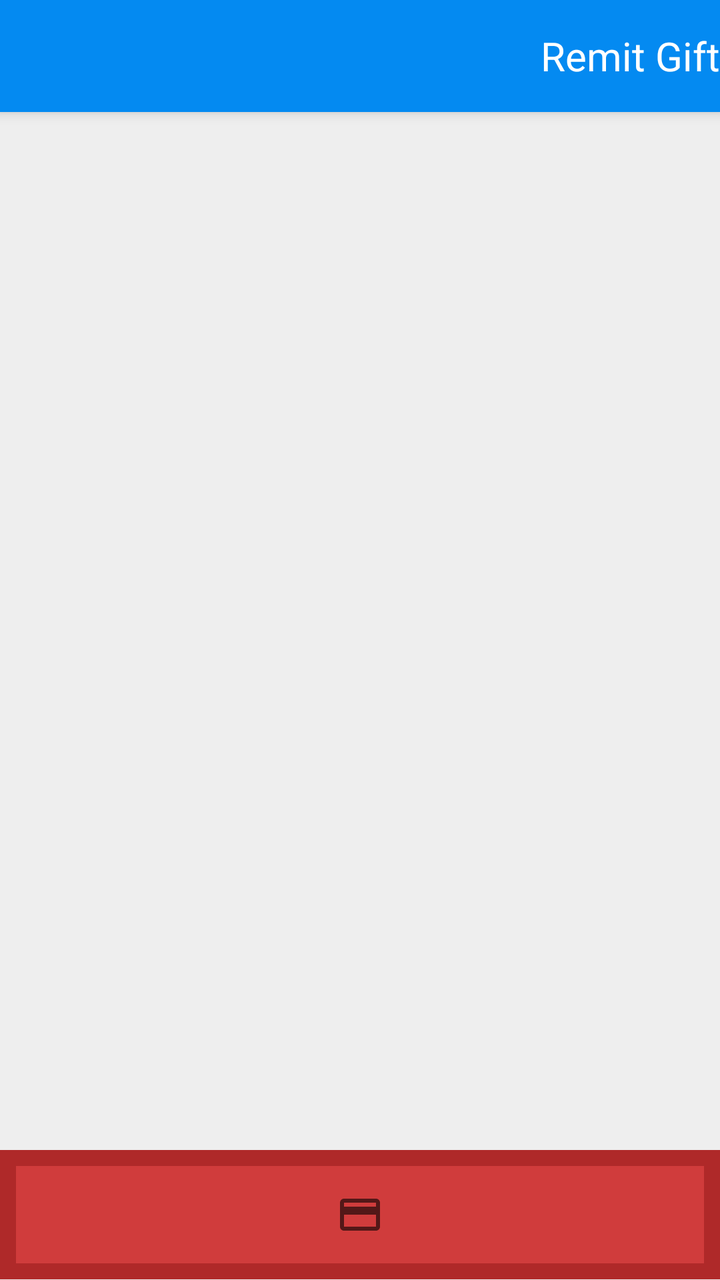
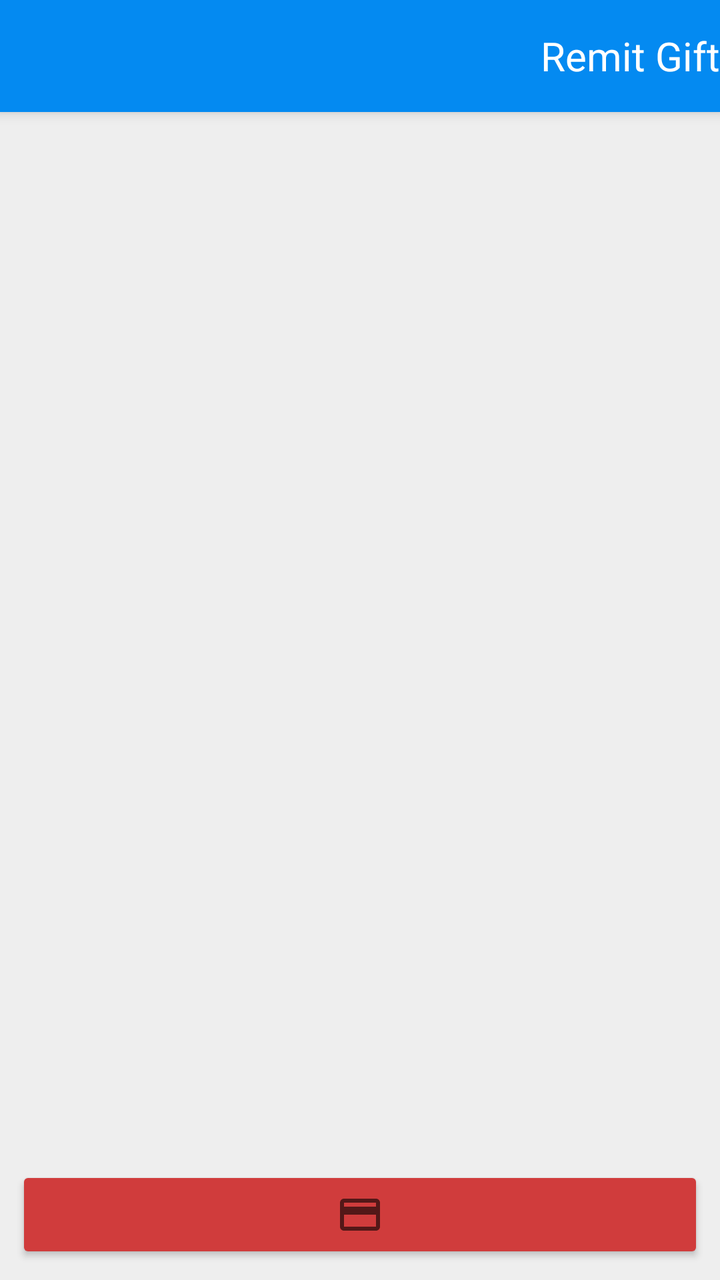

Compare the two renders of this Android layout. The source of the first and the diff that turns it into the second are given below.
<!-- AndroidManifest.xml: activity theme AppTheme.NoActionBar -->
<!-- res/layout/activity_remit.xml -->
<?xml version="1.0" encoding="utf-8"?>
<androidx.coordinatorlayout.widget.CoordinatorLayout
    xmlns:android="http://schemas.android.com/apk/res/android"
    xmlns:app="http://schemas.android.com/apk/res-auto"
    xmlns:tools="http://schemas.android.com/tools"
    android:layout_width="match_parent"
    android:layout_height="match_parent"
    android:fitsSystemWindows="true"
    android:background="@color/colorChalk"
    tools:context=".view.RemitActivity">

    <com.google.android.material.appbar.AppBarLayout
        android:id="@+id/remit_appbar"
        android:layout_width="match_parent"
        android:layout_height="wrap_content"
        android:theme="@style/AppTheme.AppBarOverlay">

        <androidx.appcompat.widget.Toolbar
            android:id="@+id/remit_toolbar"
            android:layout_width="match_parent"
            android:layout_height="?attr/actionBarSize"
            app:popupTheme="@style/AppTheme.PopupOverlay">

            <TextView
                android:layout_width="match_parent"
                android:layout_height="match_parent"
                android:gravity="end|center_vertical"
                android:textSize="@dimen/text_size_paragraph_title"
                android:textColor="#fff"
                android:text="@string/title_activity_remit"
                style="@style/AppTheme.AppBarOverlay"/>

        </androidx.appcompat.widget.Toolbar>

    </com.google.android.material.appbar.AppBarLayout>

    <FrameLayout
        android:layout_width="match_parent"
        android:layout_height="match_parent"
        app:layout_behavior="@string/appbar_scrolling_view_behavior">

        <ProgressBar
            android:id="@+id/remit_progress_bar"
            android:layout_width="match_parent"
            android:layout_height="16dp"
            android:indeterminate="true"
            android:indeterminateTintMode="src_atop"
            android:indeterminateTint="@color/colorCheer"
            android:visibility="gone"
            android:layout_gravity="center"
            style="?android:attr/progressBarStyleHorizontal" />

        <LinearLayout
            android:layout_width="match_parent"
            android:layout_height="match_parent"
            android:orientation="vertical">

            <androidx.recyclerview.widget.RecyclerView
                android:id="@+id/remit_list"
                android:layout_width="match_parent"
                android:layout_height="0dp"
                android:layout_weight=".8"
                app:layoutManager="androidx.recyclerview.widget.LinearLayoutManager"
                tools:listitem="@layout/item_index" />

            <FrameLayout
                android:id="@+id/remit_action_wrapper"
                android:layout_width="match_parent"
                android:layout_height="0dp"
                android:layout_weight=".1"
                android:padding="8dp"
                android:background="@color/colorAttentionDark">

                <ImageButton
                    android:id="@+id/remit_action_bar"
                    android:layout_width="match_parent"
                    android:layout_height="match_parent"
                    android:layout_gravity="start|center_vertical"
                    android:background="@color/colorAttention"
                    android:gravity="center"
                    android:src="@drawable/baseline_credit_card_24"
                    style="@style/Widget.AppCompat.Button"/>

            </FrameLayout>

        </LinearLayout>

    </FrameLayout>

</androidx.coordinatorlayout.widget.CoordinatorLayout>
<!-- res/layout/item_index.xml (included above) -->
<?xml version="1.0" encoding="utf-8"?>
<androidx.constraintlayout.widget.ConstraintLayout
    xmlns:android="http://schemas.android.com/apk/res/android"
    xmlns:app="http://schemas.android.com/apk/res-auto"
    android:id="@+id/spawn_item_view"
    android:layout_width="match_parent"
    android:layout_height="125dp"
    android:layout_margin="2dp"
    android:background="#fff">

        <TextView
            android:id="@+id/spawn_item_primary"
            android:layout_width="0dp"
            android:layout_height="55dp"
            android:layout_margin="4dp"
            android:ellipsize="end"
            android:scrollHorizontally="true"
            android:textAppearance="?attr/textAppearanceListItem"
            android:textSize="@dimen/text_size_paragraph_title"
            app:layout_constraintEnd_toEndOf="parent"
            app:layout_constraintHorizontal_bias="0.473"
            app:layout_constraintStart_toStartOf="parent"
            app:layout_constraintTop_toTopOf="parent" />

        <LinearLayout
            android:id="@+id/spawn_item_details"
            android:layout_width="0dp"
            android:layout_height="64dp"
            android:orientation="vertical"
            android:layout_margin="4dp"
            app:layout_constraintHorizontal_bias="1.0"
            app:layout_constraintEnd_toStartOf="@+id/relativeLayout"
            app:layout_constraintStart_toStartOf="parent"
            app:layout_constraintTop_toBottomOf="@+id/spawn_item_primary"
            app:layout_constraintBottom_toBottomOf="parent">

            <TextView
                android:id="@+id/spawn_item_secondary"
                android:layout_width="match_parent"
                android:layout_height="32dp"
                android:textAppearance="?attr/textAppearanceListItem" />

            <TextView
                android:id="@+id/spawn_item_tertiary"
                android:layout_width="match_parent"
                android:layout_height="32dp"
                android:textAppearance="?attr/textAppearanceListItem"/>

        </LinearLayout>

        <RelativeLayout
            android:id="@+id/relativeLayout"
            android:layout_width="77dp"
            android:layout_height="62dp"
            android:layout_margin="4dp"
            app:layout_constraintBottom_toBottomOf="parent"
            app:layout_constraintEnd_toEndOf="parent"
            app:layout_constraintHorizontal_bias="1.0"
            app:layout_constraintStart_toEndOf="@+id/spawn_item_details">

            <ImageView
                android:id="@+id/spawn_item_logo"
                android:layout_width="wrap_content"
                android:layout_height="300dp"
                android:adjustViewBounds="true"
                android:contentDescription="@string/description_charity_logo" />

        </RelativeLayout>

</androidx.constraintlayout.widget.ConstraintLayout>
<!-- resources referenced by this layout -->
<resources>
  <color name="colorAttention">#D03C3C</color>
  <color name="colorAttentionDark">#AF2929</color>
  <color name="colorChalk">#EEE</color>
  <color name="colorCheer">#F7BA28</color>
  <dimen name="text_size_paragraph_title">20sp</dimen>
  <!-- drawable baseline_credit_card_24 (drawable) -->
  <vector xmlns:android="http://schemas.android.com/apk/res/android"
          android:width="24dp"
          android:height="24dp"
          android:viewportWidth="24.0"
          android:viewportHeight="24.0"
          android:tint="?attr/colorControlNormal">
      <path
          android:fillColor="@android:color/white"
          android:pathData="M20,4L4,4c-1.11,0 -1.99,0.89 -1.99,2L2,18c0,1.11 0.89,2 2,2h16c1.11,0 2,-0.89 2,-2L22,6c0,-1.11 -0.89,-2 -2,-2zM20,18L4,18v-6h16v6zM20,8L4,8L4,6h16v2z"/>
  </vector>
  <string name="description_charity_logo">This is the logo that corresponds to the listed charity</string>
  <string name="title_activity_remit">Remit Gift</string>
  <style name="AppTheme.AppBarOverlay" parent="ThemeOverlay.AppCompat.Dark.ActionBar" />
  <style name="AppTheme.PopupOverlay" parent="@android:style/Widget.PopupMenu">
          <item name="android:background">@color/colorPrimary</item>
      </style>
  <style name="AppTheme.NoActionBar">
          <item name="windowActionBar">false</item>
          <item name="windowNoTitle">true</item>
      </style>
  <color name="colorPrimary">#048AF1</color>
</resources>

<!-- the commit's change to res/layout/activity_remit.xml (unified diff, before → after) -->
@@ -69,14 +69,14 @@
                 android:layout_height="0dp"
                 android:layout_weight=".1"
                 android:padding="8dp"
-                android:background="@color/colorAttentionDark">
+                android:backgroundTint="@color/colorAttentionDark">
 
                 <ImageButton
                     android:id="@+id/remit_action_bar"
                     android:layout_width="match_parent"
                     android:layout_height="match_parent"
                     android:layout_gravity="start|center_vertical"
-                    android:background="@color/colorAttention"
+                    android:backgroundTint="@color/colorAttention"
                     android:gravity="center"
                     android:src="@drawable/baseline_credit_card_24"
                     style="@style/Widget.AppCompat.Button"/>
